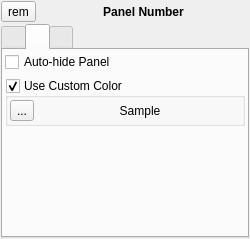
Old version of the form src/settings/config/PanelWidget.ui in the repository rodlie/draco.
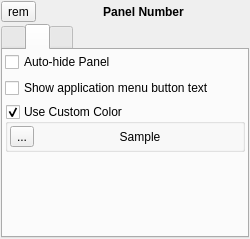
New version of the form. The open tabs and pages were chosen to show the change.

Commit message: support show/hide start menu text ("Applications")

What changed in the file:
```diff
--- a/src/settings/config/PanelWidget.ui
+++ b/src/settings/config/PanelWidget.ui
@@ -223,6 +223,13 @@
          </property>
         </widget>
        </item>
+       <item>
+        <widget class="QCheckBox" name="check_appmenu_text">
+         <property name="text">
+          <string>Show application menu button text</string>
+         </property>
+        </widget>
+       </item>
        <item>
         <widget class="QGroupBox" name="group_customcolor">
          <property name="title">
```
The commit also changes 1 other file.
